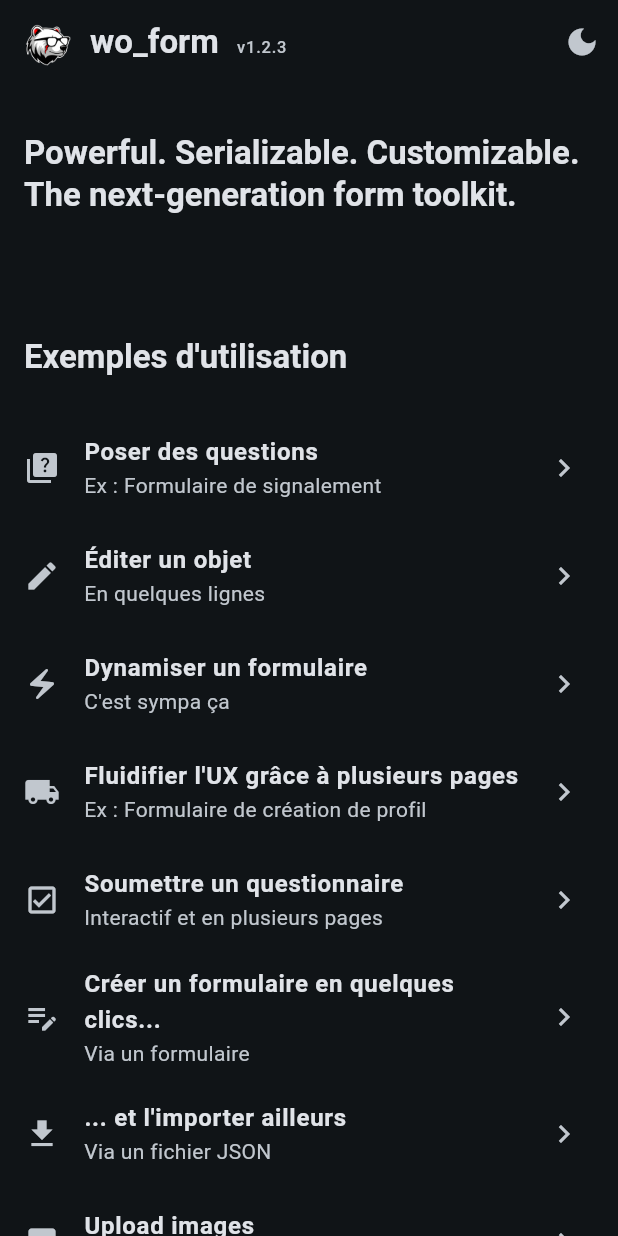
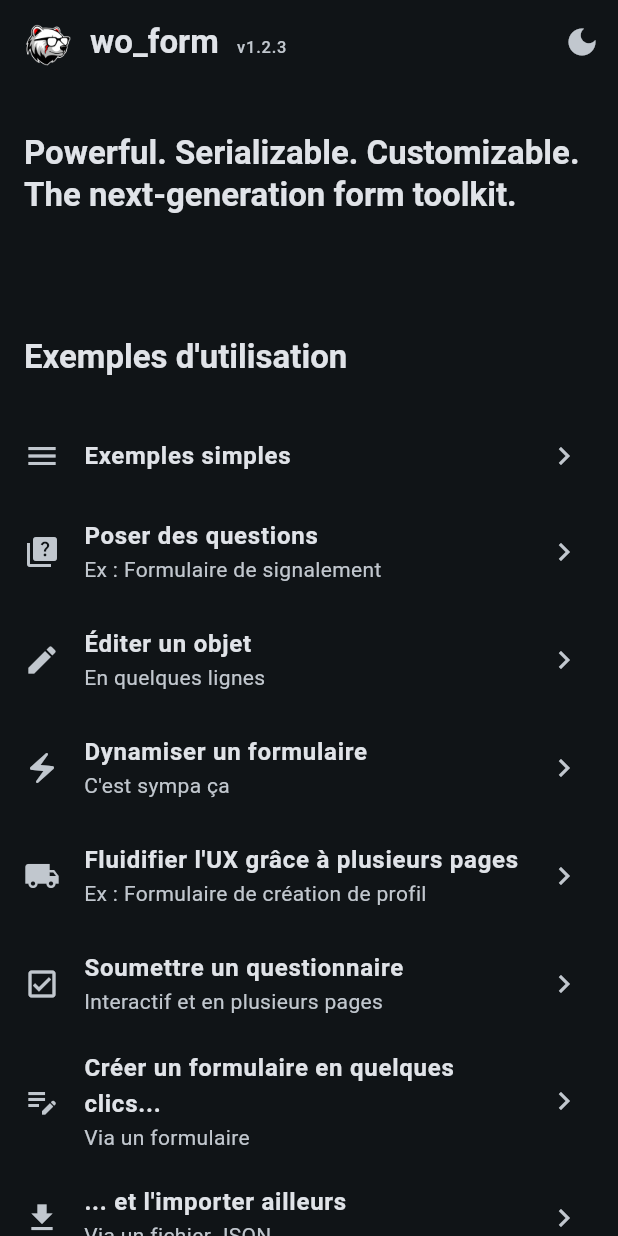
Before and after one commit to Womotaq/wo_form_example, a Flutter app: the screen it shows after launch, on a phone screen of 412 x 824 dp. Run offline on Flutter 3.47's test engine with Material 3 defaults, Android fonts, the phone set to English and light mode, and no system bars; our stand-ins replace cached_network_image, cloud_functions, firebase_core, flutter_bloc, freezed_annotation, permission_handler and 2 more; missing offline and left inert: wo_form; accounts and stored records are empty; generated files the repository leaves out were written again.

Commit message:
Added InputsFormPage

```diff
--- a/lib/app.dart
+++ b/lib/app.dart
@@ -6,6 +6,7 @@ import 'package:wo_form_example/edit_event/events_page.dart';
 import 'package:wo_form_example/flex/test_flex_page.dart';
 import 'package:wo_form_example/form_creator/form_creator_page.dart';
 import 'package:wo_form_example/from_json/from_json_page.dart';
+import 'package:wo_form_example/inputs/inputs_form.dart';
 import 'package:wo_form_example/interactive_story/interactive_story_page.dart';
 import 'package:wo_form_example/medias_form/media_service_impl.dart';
 import 'package:wo_form_example/medias_form/medias_form_page.dart';
@@ -16,7 +17,7 @@ import 'package:wo_form_example/report/report_page.dart';
 import 'package:wo_form_example/scrollable/test_scrollable_page.dart';
 import 'package:wo_form_example/themed_form/themed_form_page.dart';
 import 'package:wo_form_example/utils/app.dart';
-import 'package:wo_form_example/utils/place_repository_impl.dart';
+import 'package:wo_form_example/utils/place_repository.dart';
 import 'package:wo_form_example/utils/presentation_cubit.dart';
 import 'package:wo_form_example/utils/push_page.dart';
 import 'package:wo_form_example/wo_form_version/generated_version.dart';
@@ -65,8 +66,8 @@ class WoFormExamplesApp extends StatelessWidget {
             permissionService: context.read(),
           ),
         ),
-        RepositoryProvider<PlaceRepository>(
-          create: (context) => PlaceRepositoryImpl(),
+        RepositoryProvider<PlaceRepositoryMixin>(
+          create: (context) => PlaceRepository(),
         ),
       ],
       child: MultiBlocProvider(
@@ -194,6 +195,13 @@ class HomePage extends StatelessWidget {
             ),
             const SizedBox(height: 8),
             ListTile(
+              // onTap: () => context.openForm(InputsForm(context)),
+              onTap: () => context.pushPage(const InputsFormPage()),
+              leading: const Icon(Icons.menu),
+              title: const Text('Exemples simples'),
+              trailing: const Icon(Icons.chevron_right),
+            ),
+            ListTile(
               onTap: () => context.openForm(ReportForm(context)),
               leading: const Icon(Icons.quiz),
               title: const Text('Poser des questions'),
--- a/lib/form_creator/form_creator_page.dart
+++ b/lib/form_creator/form_creator_page.dart
@@ -158,7 +158,6 @@ class _JsonClipboarderState extends State<JsonClipboarder> {
             const SizedBox(height: 32),
             InputHeader(
               WoFormInputHeaderData(
-                path: '',
                 labelText: 'Prévisualisation',
                 trailing: IconButton(
                   icon: const Icon(Icons.open_in_browser),
--- /dev/null
+++ b/lib/inputs/inputs_form.dart
@@ -0,0 +1,189 @@
+import 'package:flutter/material.dart';
+import 'package:wo_form/wo_form.dart';
+import 'package:wo_form_example/profile_creation/profile_creation.dart';
+import 'package:wo_form_example/utils/presentation_cubit.dart';
+import 'package:wo_form_example/utils/regex_pattern.dart';
+
+// No hot reload without this widget
+class InputsFormPage extends StatelessWidget {
+  const InputsFormPage({super.key});
+
+  @override
+  Widget build(BuildContext context) => InputsForm(context);
+}
+
+class InputsForm extends WoForm {
+  InputsForm(BuildContext context, {super.key})
+      : super(
+          uiSettings: WoFormUiSettings(
+            presentation: context.read<PresentationCubit>().state,
+          ),
+          children: [
+            StringInput(
+              id: 'email',
+              regexPattern: RegexPattern.email.value,
+              uiSettings: StringInputUiSettings.email(
+                invalidRegexMessage: 'Ne semble pas être une addresse mail.',
+                labelText: 'Email',
+                hintText: 'Ex : johnbrezh@gmail.com',
+                prefixIcon: const Icon(Icons.email),
+                prefixIconLocation: StringFieldLocation.inside,
+              ),
+            ),
+            StringInput(
+              id: 'password',
+              regexPattern: RegexPattern.password.value,
+              uiSettings: StringInputUiSettings.password(
+                invalidRegexMessage: 'Pas assez sécurisé.',
+                labelText: 'Mot de passe',
+                prefixIcon: const Icon(Icons.key),
+                prefixIconLocation: StringFieldLocation.inside,
+              ),
+            ),
+            StringInput(
+              id: 'phone',
+              initialValue: '0123456789',
+              uiSettings: StringInputUiSettings.phone(
+                labelText: 'Numéro de téléphone',
+                helperText: 'Ne sera pas revendu à une '
+                    'application tierce. Promis.',
+                helperMaxLines: 2,
+                prefixIcon: const Icon(Icons.phone),
+              ),
+            ),
+            const StringInput(
+              id: 'address',
+              placeAutocompleteSettings: PlaceAutocompleteSettings(
+                type: PlaceType.address,
+                includeDetails: false,
+              ),
+              uiSettings: StringInputUiSettings(
+                labelText: 'Adresse',
+                labelLocation: StringFieldLocation.outside,
+                helperText: 'Le titre et sous le sous-titre peuvent'
+                    ' aussi se placer au-dessus du champ.',
+                helperLocation: StringFieldLocation.outside,
+                hintText: 'Paris, Lyon...',
+                prefixIcon: Icon(Icons.location_city),
+              ),
+            ),
+            WidgetNode(builder: (context) => const SizedBox(height: 16)),
+            const StringInput(
+              id: 'collapsed',
+              uiSettings: StringInputUiSettings(
+                collapsed: true,
+                hintText: 'Collapsed TextField',
+              ),
+            ),
+            WidgetNode(builder: (context) => const SizedBox(height: 16)),
+            const BooleanInput(
+              id: 'boolTrailing',
+              uiSettings: BooleanInputUiSettings(
+                labelText: 'Champ booléen simple',
+                helperText: 'Sous-titre',
+              ),
+            ),
+            const BooleanInput(
+              id: 'boolLeading',
+              uiSettings: BooleanInputUiSettings(
+                labelText: 'Champ_booléen_simple_avec_un_titre_très_long',
+                controlAffinity: ListTileControlAffinity.leading,
+              ),
+            ),
+            const BooleanInput(
+              id: 'boolTrailingCheckbox',
+              uiSettings: BooleanInputUiSettings(
+                labelText: 'Champ booléen simple',
+                helperText: 'Sous-titre',
+                controlType: BooleanFieldControlType.checkbox,
+              ),
+            ),
+            const BooleanInput(
+              id: 'boolLeadingCheckbox',
+              uiSettings: BooleanInputUiSettings(
+                labelText: 'Champ_booléen_simple_avec_un_titre_très_long',
+                controlAffinity: ListTileControlAffinity.leading,
+                controlType: BooleanFieldControlType.checkbox,
+              ),
+            ),
+            const NumInput(
+              id: 'numSelector2',
+              minBound: 10,
+              maxBound: 100,
+              initialValue: 50,
+              uiSettings: NumInputUiSettings(
+                labelText: 'Nombre',
+                unit: Text('€'),
+              ),
+            ),
+            const NumInput(
+              id: 'numSelector',
+              minBound: 10,
+              maxBound: 100,
+              initialValue: 50,
+              uiSettings: NumInputUiSettings(
+                headerFlex: -1,
+                labelText: 'Champ_nombre_simple_avec_un_titre_très_long',
+                unit: Text(r'$'),
+              ),
+            ),
+            const NumInput(
+              id: 'numSliderFlex',
+              uiSettings: NumInputUiSettings(
+                labelText: 'Nombre',
+                headerFlex: 0,
+                style: NumInputStyle.slider,
+              ),
+            ),
+            const NumInput(
+              id: 'numSlider',
+              uiSettings: NumInputUiSettings(
+                labelText: 'Nombre',
+                style: NumInputStyle.slider,
+              ),
+            ),
+            SelectInput(
+              id: 'select',
+              maxCount: 1,
+              availibleValues: ThemeMode.values,
+              uiSettings: SelectInputUiSettings<ThemeMode>(
+                childrenVisibility: ChildrenVisibility.whenAsked,
+                headerFlex: 10,
+                labelText: 'Theme',
+                valueBuilder: (value) => Text(
+                  value?.name.capitalized() ?? 'Select a theme',
+                ),
+              ),
+            ),
+            // SelectInput(
+            //   id: 'selectTile',
+            //   maxCount: 1,
+            //   availibleValues: ThemeMode.values,
+            //   uiSettings: SelectInputUiSettings<ThemeMode>(
+            //     labelFlex: 10,
+            //     labelText: 'Theme',
+            //     valueBuilder: (value) => Text(
+            //       value?.name.capitalized() ?? 'Select a theme',
+            //     ),
+            //     tileBuilder: (value, onTap, isSelected) => ChoiceTile.padded(
+            //       icon: value == ThemeMode.light
+            //           ? const Icon(Icons.light_mode)
+            //           : null,
+            //       image: value == ThemeMode.dark
+            //           ? MediaViewer.url(
+            //               url:
+            //                   'https://play-lh.googleusercontent.com/T7iJ8gb1bHJzDsOJeRzMqg7ZKcRuVOr6XE5-Uzj0inIcKq4v6l4kKyQTArgxXyha9Ag',
+            //             )
+            //           : null,
+            //       title: value.name.capitalized(),
+            //       subtitle: value == ThemeMode.system
+            //           ? 'Utilise le thème de votre appareil'
+            //           : null,
+            //       onTap: onTap,
+            //       isSelected: isSelected,
+            //     ),
+            //   ),
+            // ),
+          ],
+        );
+}
--- a/lib/profile_creation/profile_creation.dart
+++ b/lib/profile_creation/profile_creation.dart
@@ -32,8 +32,8 @@ class ProfileCreationForm extends WoForm {
                   minDate: TodayDate(addYears: -120),
                   maxDate: TodayDate(),
                   uiSettings: DateTimeInputUiSettings(
+                    headerFlex: 6,
                     labelText: 'Wich date ?',
-                    labelFlex: 6,
                     editMode: DateEditMode.date,
                     dateFormat: 'yMMMd',
                     prefixIcon: Icon(Icons.calendar_month),
@@ -42,8 +42,8 @@ class ProfileCreationForm extends WoForm {
                 DateTimeInput(
                   id: 'time',
                   uiSettings: DateTimeInputUiSettings(
+                    headerFlex: 6,
                     labelText: 'What hour ?',
-                    labelFlex: 6,
                     editMode: DateEditMode.time,
                     prefixIcon: Icon(Icons.timer_outlined),
                   ),
--- a/lib/utils/place_repository_impl.dart
+++ b/lib/utils/place_repository.dart
@@ -2,8 +2,8 @@ import 'package:cloud_functions/cloud_functions.dart';
 import 'package:flutter/foundation.dart';
 import 'package:wo_form/wo_form.dart';
 
-class PlaceRepositoryImpl extends PlaceRepository {
-  PlaceRepositoryImpl() {
+class PlaceRepository with PlaceRepositoryMixin {
+  PlaceRepository() {
     if (kDebugMode) _callable.useFunctionsEmulator('localhost', 5001);
   }
   final FirebaseFunctions _callable =
```
Also changed, not shown: lib/themed_form/themed_form_page.dart (+12 -95 lines).
